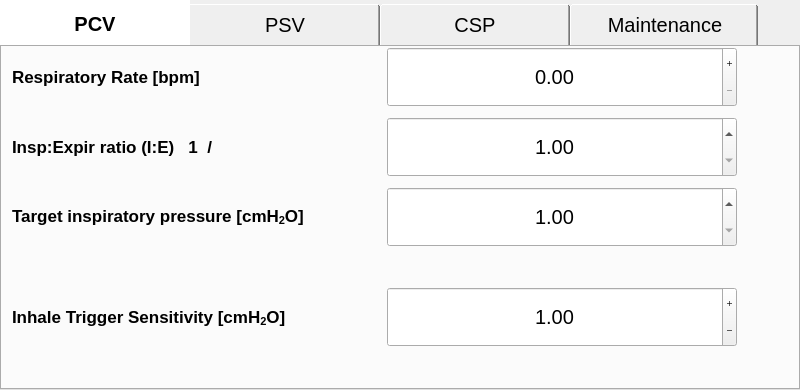
Qt form gui/settings/settings.ui (MariuszSuchenek/MVM_GUI_test2) before a commit.
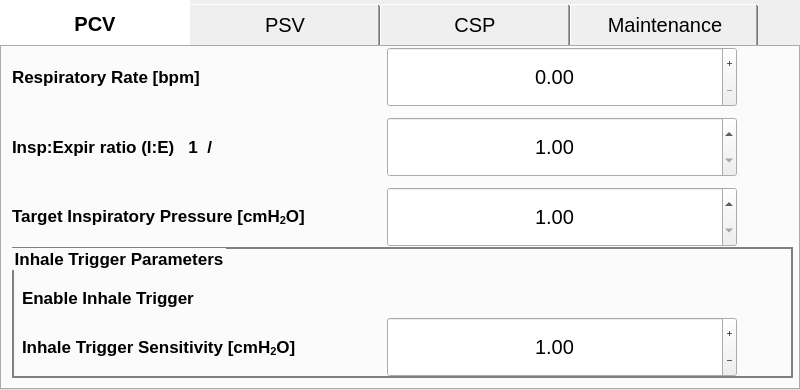
The same form after that commit. Icons and pictures are not drawn. Custom widgets are drawn as their Qt base class.

Patch:
```diff
--- a/gui/settings/settings.ui
+++ b/gui/settings/settings.ui
@@ -463,7 +463,7 @@
          </font>
         </property>
         <property name="text">
-         <string>&lt;html&gt;&lt;head/&gt;&lt;body&gt;&lt;p&gt;Target inspiratory pressure [cmH&lt;span style=&quot; vertical-align:sub;&quot;&gt;2&lt;/span&gt;O]&lt;/p&gt;&lt;/body&gt;&lt;/html&gt;</string>
+         <string>&lt;html&gt;&lt;head/&gt;&lt;body&gt;&lt;p&gt;Target Inspiratory Pressure [cmH&lt;span style=&quot; vertical-align:sub;&quot;&gt;2&lt;/span&gt;O]&lt;/p&gt;&lt;/body&gt;&lt;/html&gt;</string>
         </property>
        </widget>
        <widget class="QDoubleSpinBox" name="spinBox_insp_pressure">
@@ -610,11 +610,35 @@
          <string/>
         </property>
        </widget>
+       <widget class="QGroupBox" name="groupBox_3">
+        <property name="geometry">
+         <rect>
+          <x>10</x>
+          <y>200</y>
+          <width>781</width>
+          <height>131</height>
+         </rect>
+        </property>
+        <property name="font">
+         <font>
+          <pointsize>13</pointsize>
+          <weight>75</weight>
+          <bold>true</bold>
+         </font>
+        </property>
+        <property name="styleSheet">
+         <string notr="true">QGroupBox {
+border: 2px solid gray;
+}</string>
+        </property>
+        <property name="title">
+         <string>Inhale Trigger Parameters</string>
+        </property>
        <widget class="QDoubleSpinBox" name="spinBox_trigger_sensitivity">
         <property name="geometry">
          <rect>
-          <x>360</x>
-          <y>240</y>
+           <x>350</x>
+           <y>70</y>
           <width>400</width>
           <height>60</height>
          </rect>
@@ -637,11 +661,24 @@
          <double>1.000000000000000</double>
         </property>
        </widget>
+        <widget class="MVMToggle" name="toggle_pcv_trigger_enable" native="true">
+         <property name="enabled">
+          <bool>false</bool>
+         </property>
+         <property name="geometry">
+          <rect>
+           <x>210</x>
+           <y>30</y>
+           <width>131</width>
+           <height>41</height>
+          </rect>
+         </property>
+        </widget>
        <widget class="QLabel" name="label_4">
         <property name="geometry">
          <rect>
           <x>10</x>
-          <y>240</y>
+           <y>70</y>
           <width>340</width>
           <height>60</height>
          </rect>
@@ -658,6 +695,142 @@
          <string>&lt;html&gt;&lt;head/&gt;&lt;body&gt;&lt;p&gt;Inhale Trigger Sensitivity [cmH&lt;span style=&quot; vertical-align:sub;&quot;&gt;2&lt;/span&gt;O]&lt;/p&gt;&lt;/body&gt;&lt;/html&gt;</string>
         </property>
        </widget>
+        <widget class="QLabel" name="label_14">
+         <property name="geometry">
+          <rect>
+           <x>10</x>
+           <y>30</y>
+           <width>181</width>
+           <height>41</height>
+          </rect>
+         </property>
+         <property name="font">
+          <font>
+           <pointsize>13</pointsize>
+           <weight>75</weight>
+           <bold>true</bold>
+          </font>
+         </property>
+         <property name="text">
+          <string>Enable Inhale Trigger</string>
+         </property>
+        </widget>
+        <widget class="QPushButton" name="fake_btn_trigger_sensitivity">
+         <property name="geometry">
+          <rect>
+           <x>430</x>
+           <y>70</y>
+           <width>240</width>
+           <height>60</height>
+          </rect>
+         </property>
+         <property name="palette">
+          <palette>
+           <active>
+            <colorrole role="Button">
+             <brush brushstyle="SolidPattern">
+              <color alpha="0">
+               <red>0</red>
+               <green>0</green>
+               <blue>0</blue>
+              </color>
+             </brush>
+            </colorrole>
+            <colorrole role="Base">
+             <brush brushstyle="SolidPattern">
+              <color alpha="0">
+               <red>0</red>
+               <green>0</green>
+               <blue>0</blue>
+              </color>
+             </brush>
+            </colorrole>
+            <colorrole role="Window">
+             <brush brushstyle="SolidPattern">
+              <color alpha="0">
+               <red>0</red>
+               <green>0</green>
+               <blue>0</blue>
+              </color>
+             </brush>
+            </colorrole>
+           </active>
+           <inactive>
+            <colorrole role="Button">
+             <brush brushstyle="SolidPattern">
+              <color alpha="0">
+               <red>0</red>
+               <green>0</green>
+               <blue>0</blue>
+              </color>
+             </brush>
+            </colorrole>
+            <colorrole role="Base">
+             <brush brushstyle="SolidPattern">
+              <color alpha="0">
+               <red>0</red>
+               <green>0</green>
+               <blue>0</blue>
+              </color>
+             </brush>
+            </colorrole>
+            <colorrole role="Window">
+             <brush brushstyle="SolidPattern">
+              <color alpha="0">
+               <red>0</red>
+               <green>0</green>
+               <blue>0</blue>
+              </color>
+             </brush>
+            </colorrole>
+           </inactive>
+           <disabled>
+            <colorrole role="Button">
+             <brush brushstyle="SolidPattern">
+              <color alpha="0">
+               <red>0</red>
+               <green>0</green>
+               <blue>0</blue>
+              </color>
+             </brush>
+            </colorrole>
+            <colorrole role="Base">
+             <brush brushstyle="SolidPattern">
+              <color alpha="0">
+               <red>0</red>
+               <green>0</green>
+               <blue>0</blue>
+              </color>
+             </brush>
+            </colorrole>
+            <colorrole role="Window">
+             <brush brushstyle="SolidPattern">
+              <color alpha="0">
+               <red>0</red>
+               <green>0</green>
+               <blue>0</blue>
+              </color>
+             </brush>
+            </colorrole>
+           </disabled>
+          </palette>
+         </property>
+         <property name="font">
+          <font>
+           <underline>false</underline>
+          </font>
+         </property>
+         <property name="styleSheet">
+          <string notr="true">QPushButton {
+	background-color: rgba(0, 0, 0, 0);
+     border-style: outset;
+}</string>
+         </property>
+         <property name="text">
+          <string/>
+         </property>
+        </widget>
+       </widget>
       </widget>
       <widget class="QWidget" name="tab_2">
        <property name="font">
```
Left out of the diff: 6 changed lines with no effect on the pictures. Lines whose indentation alone changed are shown as unchanged.
